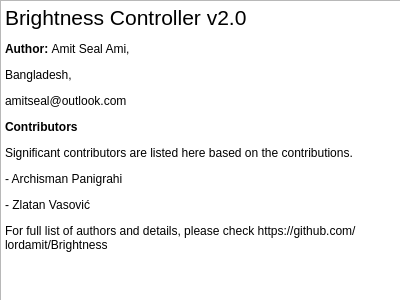
The window that src/ui/about.ui (LordAmit/Brightness) describes before a commit, drawn with Qt 5.
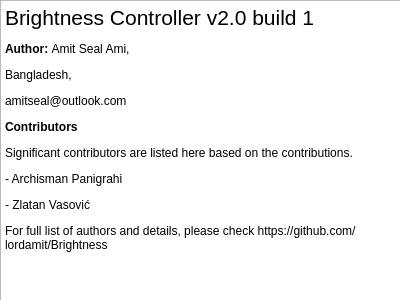
The same window after the commit.

Commit message: fixed license details, version build included

Patch:
```diff
--- a/src/ui/about.ui
+++ b/src/ui/about.ui
@@ -45,7 +45,7 @@
 &lt;html&gt;&lt;head&gt;&lt;meta name=&quot;qrichtext&quot; content=&quot;1&quot; /&gt;&lt;style type=&quot;text/css&quot;&gt;
 p, li { white-space: pre-wrap; }
 &lt;/style&gt;&lt;/head&gt;&lt;body style=&quot; font-family:'Sans'; font-size:9pt; font-weight:400; font-style:normal;&quot;&gt;
-&lt;p style=&quot; margin-top:12px; margin-bottom:12px; margin-left:0px; margin-right:0px; -qt-block-indent:0; text-indent:0px;&quot;&gt;&lt;span style=&quot; font-size:16pt;&quot;&gt;Brightness Controller v2.0&lt;/span&gt;&lt;/p&gt;
+&lt;p style=&quot; margin-top:12px; margin-bottom:12px; margin-left:0px; margin-right:0px; -qt-block-indent:0; text-indent:0px;&quot;&gt;&lt;span style=&quot; font-size:16pt;&quot;&gt;Brightness Controller v2.0 build 1&lt;/span&gt;&lt;/p&gt;
 &lt;p style=&quot; margin-top:12px; margin-bottom:12px; margin-left:0px; margin-right:0px; -qt-block-indent:0; text-indent:0px;&quot;&gt;&lt;span style=&quot; font-weight:600;&quot;&gt;Author: &lt;/span&gt;Amit Seal Ami, &lt;/p&gt;
 &lt;p style=&quot; margin-top:12px; margin-bottom:12px; margin-left:0px; margin-right:0px; -qt-block-indent:0; text-indent:0px;&quot;&gt;Bangladesh, &lt;/p&gt;
 &lt;p style=&quot; margin-top:12px; margin-bottom:12px; margin-left:0px; margin-right:0px; -qt-block-indent:0; text-indent:0px;&quot;&gt;amitseal@outlook.com&lt;/p&gt;
```
The commit also changes 4 other files.
